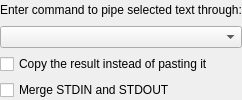
The window that addons/kate/textfilter/textfilterwidget.ui (KDE/kate) describes before a commit, drawn with Qt 5.
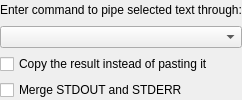
The same window after the commit. Custom widgets are drawn as their Qt base class.

Commit message: fix missed STDIN

What changed in the file:
```diff
--- a/addons/kate/textfilter/textfilterwidget.ui
+++ b/addons/kate/textfilter/textfilterwidget.ui
@@ -52,7 +52,7 @@
 Otherwise, STDERR will be displayed as a passive message.</string>
      </property>
      <property name="text">
-      <string>Merge STDIN and STDOUT</string>
+      <string>Merge STDOUT and STDERR</string>
      </property>
     </widget>
    </item>
```
